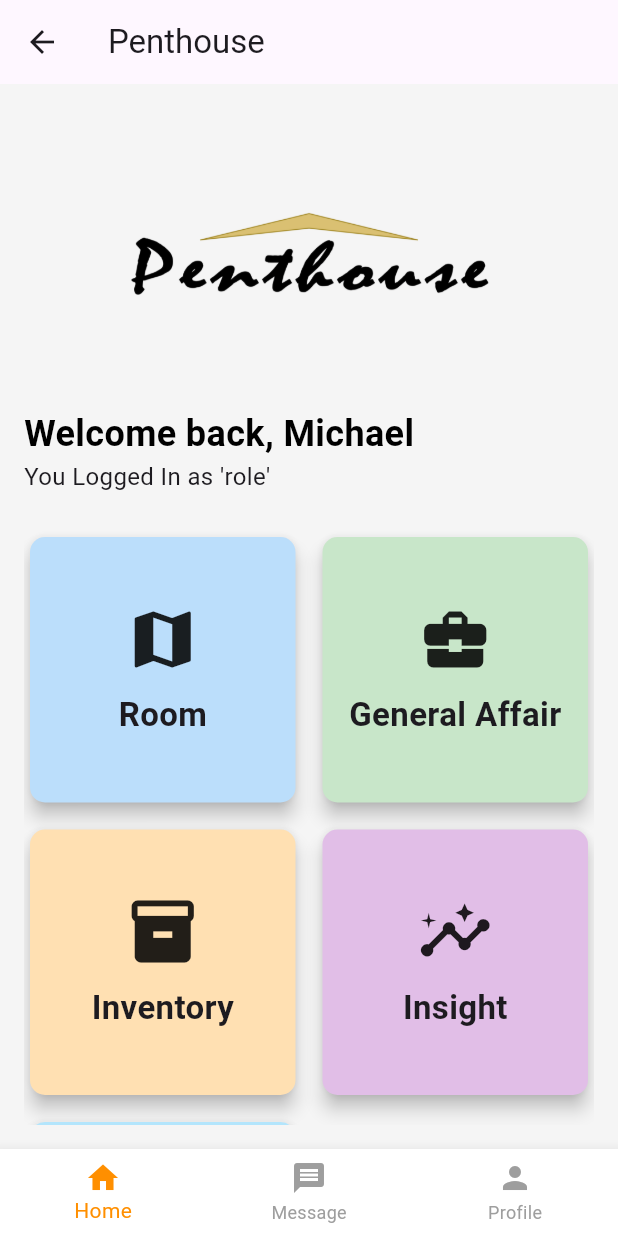
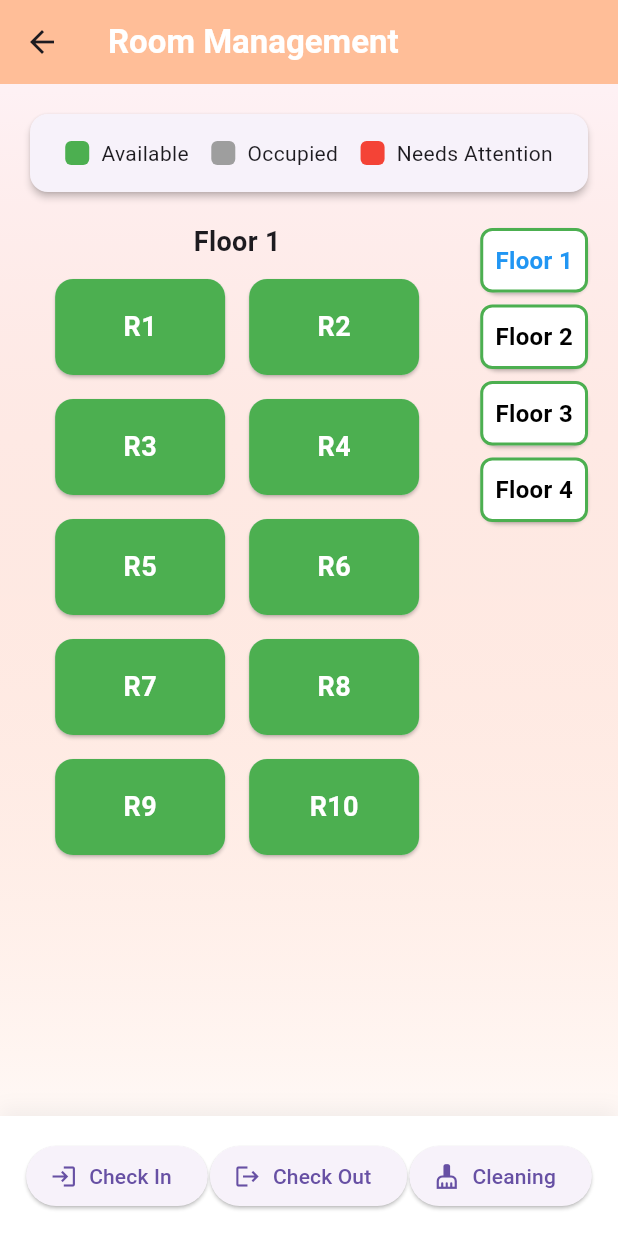
Before and after one commit to 221110383-Shefanny/Penthouse, a Flutter app: the HomePage screen opened directly, after a tap on "Room", on a phone screen of 412 x 824 dp. Run offline on Flutter 3.47's test engine with Material 3 defaults, Android fonts, the phone set to English and light mode, and no system bars; our stand-ins replace image_picker.

Commit message:
General Affair

```diff
--- a/lib/pages/login.dart
+++ b/lib/pages/login.dart
@@ -1,5 +1,5 @@
 import 'package:flutter/material.dart';
-import 'package:flutter_application_9/pages/supervisor.dart/supervisor_home.dart';
+import 'package:flutter_application_9/pages/supervisor/supervisor_home.dart';
 
 //TIDAK ADA TOMBOL SIGN UP KARENA HANYA AKUN SUPERVISOR YANG DAPAT MENDAFTARKAN AKUN BARU
 //AKUN SUPERVISOR HANYA UNTUK MANAGER
--- /dev/null
+++ b/lib/pages/room.dart
@@ -0,0 +1,359 @@
+import 'package:flutter/material.dart';
+
+enum RoomStatus {
+  available,
+  occupied,
+  needsCleaning,
+  needsAttention,
+}
+
+class RoomLayout extends StatefulWidget {
+  const RoomLayout({super.key});
+
+  @override
+  State<RoomLayout> createState() => _RoomLayoutState();
+}
+
+class _RoomLayoutState extends State<RoomLayout> {
+  String? selectedRoom;
+  Map<String, RoomStatus> roomStatuses = {};
+  int selectedFloor = 1;
+
+  @override
+  void initState() {
+    super.initState();
+    // Initialize room statuses for 4 floors with 10 rooms each.
+    for (int floor = 1; floor <= 4; floor++) {
+      for (int room = 1; room <= 10; room++) {
+        String roomId = 'R${(floor - 1) * 10 + room}';
+        roomStatuses[roomId] = RoomStatus.available;
+      }
+    }
+  }
+
+  void handleRoomTap(String roomId) {
+    setState(() {
+      selectedRoom = (selectedRoom == roomId) ? null : roomId;
+    });
+  }
+
+  void handleCheckIn() {
+    if (selectedRoom != null) {
+      showDialog(
+        context: context,
+        builder: (context) => AlertDialog(
+          title: Text('Check In Room ${selectedRoom!}'),
+          content: const Text('Are you sure you want to check in this room?'),
+          actions: [
+            TextButton(
+              onPressed: () => Navigator.pop(context),
+              child: const Text('Cancel'),
+            ),
+            ElevatedButton(
+              onPressed: () {
+                setState(() {
+                  roomStatuses[selectedRoom!] = RoomStatus.occupied;
+                  selectedRoom = null;
+                });
+                Navigator.pop(context);
+              },
+              child: const Text('Confirm'),
+            ),
+          ],
+        ),
+      );
+    }
+  }
+
+  void handleCheckOut() {
+    if (selectedRoom != null) {
+      final currentStatus = roomStatuses[selectedRoom!];
+      if (currentStatus == RoomStatus.occupied) {
+        showDialog(
+          context: context,
+          builder: (context) => AlertDialog(
+            title: Text('Check Out Room ${selectedRoom!}'),
+            content: const Text('Are you sure you want to check out this room?'),
+            actions: [
+              TextButton(
+                onPressed: () => Navigator.pop(context),
+                child: const Text('Cancel'),
+              ),
+              ElevatedButton(
+                onPressed: () {
+                  setState(() {
+                    roomStatuses[selectedRoom!] = RoomStatus.needsAttention;
+                  });
+                  Navigator.pop(context);
+                },
+                child: const Text('Confirm'),
+              ),
+            ],
+          ),
+        );
+      }
+    }
+  }
+
+  void handleCleaning() {
+    if (selectedRoom != null &&
+        roomStatuses[selectedRoom!] == RoomStatus.needsAttention) {
+      setState(() {
+        roomStatuses[selectedRoom!] = RoomStatus.available;
+      });
+    }
+  }
+
+  void selectFloor(int floor) {
+    setState(() {
+      selectedFloor = floor;
+      selectedRoom = null;
+    });
+  }
+
+  @override
+  Widget build(BuildContext context) {
+    return Scaffold(
+      appBar: AppBar(
+        title: const Text(
+          'Room Management',
+          style: TextStyle(
+            color: Colors.white,
+            fontWeight: FontWeight.bold,
+          ),
+        ),
+        backgroundColor: const Color(0xFFFFBE98),
+        elevation: 0,
+      ),
+      body: Container(
+        decoration: BoxDecoration(
+          gradient: LinearGradient(
+            begin: Alignment.topCenter,
+            end: Alignment.bottomCenter,
+            colors: [
+              const Color(0xFFFFBE98).withOpacity(0.1),
+              Colors.white,
+            ],
+          ),
+        ),
+        child: Column(
+          children: [
+            const SizedBox(height: 16),
+            Padding(
+              padding: const EdgeInsets.symmetric(horizontal: 16),
+              child: Card(
+                elevation: 2,
+                shape: RoundedRectangleBorder(
+                  borderRadius: BorderRadius.circular(12),
+                ),
+                child: Padding(
+                  padding: const EdgeInsets.all(16),
+                  child: Row(
+                    mainAxisAlignment: MainAxisAlignment.spaceAround,
+                    children: [
+                      _buildLegendItem('Available', Colors.green),
+                      _buildLegendItem('Occupied', Colors.grey),
+                      _buildLegendItem('Needs Attention', Colors.red),
+                    ],
+                  ),
+                ),
+              ),
+            ),
+            Expanded(
+              child: Padding(
+                padding: const EdgeInsets.all(16.0),
+                child: Row(
+                  crossAxisAlignment: CrossAxisAlignment.start,
+                  children: [
+                    // Room List for Selected Floor with 3 Columns
+                    Expanded(
+                      child: Column(
+                        children: [
+                          Text(
+                            'Floor $selectedFloor',
+                            style: const TextStyle(
+                              fontWeight: FontWeight.bold,
+                              fontSize: 18,
+                            ),
+                          ),
+                          const SizedBox(height: 8),
+                          Wrap(
+                            spacing: 16,
+                            runSpacing: 8,
+                            children: List.generate(10, (index) {
+                              final roomId =
+                                  'R${(selectedFloor - 1) * 10 + index + 1}';
+                              return SizedBox(
+                                width: MediaQuery.of(context).size.width / 3 - 24,
+                                child: RoomTile(
+                                  roomId: roomId,
+                                  isSelected: selectedRoom == roomId,
+                                  status: roomStatuses[roomId]!,
+                                  onTap: () => handleRoomTap(roomId),
+                                ),
+                              );
+                            }),
+                          ),
+                        ],
+                      ),
+                    ),
+                    const SizedBox(width: 16),
+                    // Floor Selector on the Right with Green Border and White Background
+                    Column(
+                      children: List.generate(4, (index) {
+                        final floor = index + 1;
+                        return Card(
+                          child: InkWell(
+                            onTap: () => selectFloor(floor),
+                            child: Container(
+                              decoration: BoxDecoration(
+                                border: Border.all(
+                                  color: Colors.green,
+                                  width: 2,
+                                ),
+                                color: Colors.white,
+                                borderRadius: BorderRadius.circular(8),
+                              ),
+                              padding: const EdgeInsets.all(8.0),
+                              child: Text(
+                                'Floor $floor',
+                                style: TextStyle(
+                                  fontWeight: FontWeight.bold,
+                                  fontSize: 16,
+                                  color: floor == selectedFloor
+                                      ? Colors.blue
+                                      : Colors.black,
+                                ),
+                              ),
+                            ),
+                          ),
+                        );
+                      }),
+                    ),
+                  ],
+                ),
+              ),
+            ),
+            Container(
+              padding: const EdgeInsets.all(16),
+              decoration: BoxDecoration(
+                color: Colors.white,
+                boxShadow: [
+                  BoxShadow(
+                    color: Colors.black.withOpacity(0.05),
+                    blurRadius: 10,
+                    offset: const Offset(0, -5),
+                  ),
+                ],
+              ),
+              child: Row(
+                mainAxisAlignment: MainAxisAlignment.spaceEvenly,
+                children: [
+                  ElevatedButton.icon(
+                    onPressed: handleCheckIn,
+                    icon: const Icon(Icons.login),
+                    label: const Text('Check In'),
+                  ),
+                  ElevatedButton.icon(
+                    onPressed: handleCheckOut,
+                    icon: const Icon(Icons.logout),
+                    label: const Text('Check Out'),
+                  ),
+                  ElevatedButton.icon(
+                    onPressed: handleCleaning,
+                    icon: const Icon(Icons.cleaning_services),
+                    label: const Text('Cleaning'),
+                  ),
+                ],
+              ),
+            ),
+          ],
+        ),
+      ),
+    );
+  }
+
+  Widget _buildLegendItem(String label, Color color) {
+    return Row(
+      children: [
+        Container(
+          width: 16,
+          height: 16,
+          decoration: BoxDecoration(
+            color: color,
+            borderRadius: BorderRadius.circular(4),
+          ),
+        ),
+        const SizedBox(width: 8),
+        Text(label),
+      ],
+    );
+  }
+}
+
+class RoomTile extends StatelessWidget {
+  final String roomId;
+  final bool isSelected;
+  final RoomStatus status;
+  final VoidCallback onTap;
+
+  const RoomTile({
+    super.key,
+    required this.roomId,
+    required this.isSelected,
+    required this.status,
+    required this.onTap,
+  });
+
+  Color _getBackgroundColor() {
+    if (isSelected) {
+      return Colors.blue.withOpacity(0.3);
+    }
+    switch (status) {
+      case RoomStatus.available:
+        return Colors.green;
+      case RoomStatus.occupied:
+        return Colors.grey;
+      case RoomStatus.needsCleaning:
+        return Colors.red;
+      case RoomStatus.needsAttention:
+        return Colors.red;
+    }
+  }
+
+  @override
+  Widget build(BuildContext context) {
+    return Card(
+      elevation: isSelected ? 4 : 1,
+      margin: const EdgeInsets.symmetric(vertical: 4),
+      shape: RoundedRectangleBorder(
+        borderRadius: BorderRadius.circular(12),
+        side: BorderSide(
+          color: isSelected ? Colors.blue : Colors.transparent,
+          width: 2,
+        ),
+      ),
+      child: InkWell(
+        onTap: onTap,
+        borderRadius: BorderRadius.circular(12),
+        child: Container(
+          height: 64,
+          decoration: BoxDecoration(
+            color: _getBackgroundColor(),
+            borderRadius: BorderRadius.circular(12),
+          ),
+          child: Center(
+            child: Text(
+              roomId,
+              style: const TextStyle(
+                fontSize: 18,
+                fontWeight: FontWeight.bold,
+                color: Colors.white,
+              ),
+            ),
+          ),
+        ),
+     ),
+);
+}
+}
--- a/lib/pages/supervisor.dart/supervisor_home.dart
+++ b/lib/pages/supervisor/supervisor_home.dart
@@ -1,11 +1,20 @@
 import 'package:flutter/material.dart';
 import 'package:flutter_application_9/pages/general_affair.dart';
+import 'package:flutter_application_9/pages/insight.dart';
+import 'package:flutter_application_9/pages/inventory.dart';
+import 'package:flutter_application_9/pages/room.dart';
+import 'package:flutter_application_9/pages/supervisor/employee.dart';
 
-class HomePage extends StatelessWidget {
+class HomePage extends StatefulWidget {
   final String userName;
 
   const HomePage({super.key, required this.userName});
 
+  @override
+  State<HomePage> createState() => _HomePageState();
+}
+
+class _HomePageState extends State<HomePage> {
   @override
   Widget build(BuildContext context) {
     return Scaffold(
@@ -20,7 +29,7 @@ class HomePage extends StatelessWidget {
           children: [
             Center(child: Image.asset('assets/penthouse.png', height: 200)),
             Text(
-              "Welcome back, $userName",
+              "Welcome back, ${widget.userName}",
               style: const TextStyle(
                 fontSize: 24,
                 fontWeight: FontWeight.bold,
@@ -38,11 +47,30 @@ class HomePage extends StatelessWidget {
                 crossAxisSpacing: 10,
                 mainAxisSpacing: 10,
                 children: [
-                  _buildCard(context,Icons.map, "Room", Colors.blue[100],),
-                  _buildCard(context,Icons.business_center, "General Affair",
-                      Colors.green[100]),
-                  _buildCard(context,Icons.inventory, "Inventory", Colors.orange[100]),
-                  _buildCard(context,Icons.insights, "Insight", Colors.purple[100]),
+                  _buildCard(
+                    icon: Icons.map,
+                    title: "Room",
+                    color: Colors.blue[100],
+                    page: const RoomLayout(),
+                  ),
+                  _buildCard(
+                    icon: Icons.business_center,
+                    title: "General Affair",
+                    color: Colors.green[100],
+                    page: const GeneralAffair(),
+                  ),
+                  _buildCard(
+                    icon: Icons.inventory,
+                    title: "Inventory",
+                    color: Colors.orange[100],
+                    page: const Inventory(),
+                  ),
+                  _buildCard(
+                    icon: Icons.insights,
+                    title: "Insight",
+                    color: Colors.purple[100],
+                    page: const Insight(),
+                  ),
                   _buildEmployeeCard(),
                 ],
               ),
@@ -74,12 +102,20 @@ class HomePage extends StatelessWidget {
     );
   }
 
-  Widget _buildCard(BuildContext context, IconData icon, String title, Color? color, ) {
+  Widget _buildCard({
+    required IconData icon,
+    required String title,
+    required Color? color,
+    required Widget page,
+  }) {
     return GestureDetector(
       onTap: () {
-        if (title == "General Affair") {
-          Navigator.of(context).push(MaterialPageRoute(builder: (context)=> GeneralAffair()));
-        }
+        Navigator.push(
+          context,
+          MaterialPageRoute(
+            builder: (context) => page,
+          ),
+        );
       },
       child: Card(
         color: color,
@@ -104,7 +140,14 @@ class HomePage extends StatelessWidget {
 
   Widget _buildEmployeeCard() {
     return GestureDetector(
-      onTap: () {},
+      onTap: () {
+        Navigator.push(
+          context,
+          MaterialPageRoute(
+            builder: (context) => const Employee(),
+          ),
+        );
+      },
       child: Card(
         color: Colors.lightBlue[100],
         shape: RoundedRectangleBorder(
--- a/pubspec.yaml
+++ b/pubspec.yaml
@@ -36,6 +36,7 @@ dependencies:
   # The following adds the Cupertino Icons font to your application.
   # Use with the CupertinoIcons class for iOS style icons.
   cupertino_icons: ^1.0.8
+  image_picker: ^1.1.2
 
 dev_dependencies:
   flutter_test:
```
Also changed, not shown: lib/employee_list.dart (added, +13 -0 lines), lib/pages/general_affair.dart (+120 -2 lines), lib/pages/insight.dart (added, +14 -0 lines), lib/pages/inventory.dart (added, +14 -0 lines), lib/pages/supervisor/employee.dart (added, +30 -0 lines), pubspec.lock, 6 other files.
